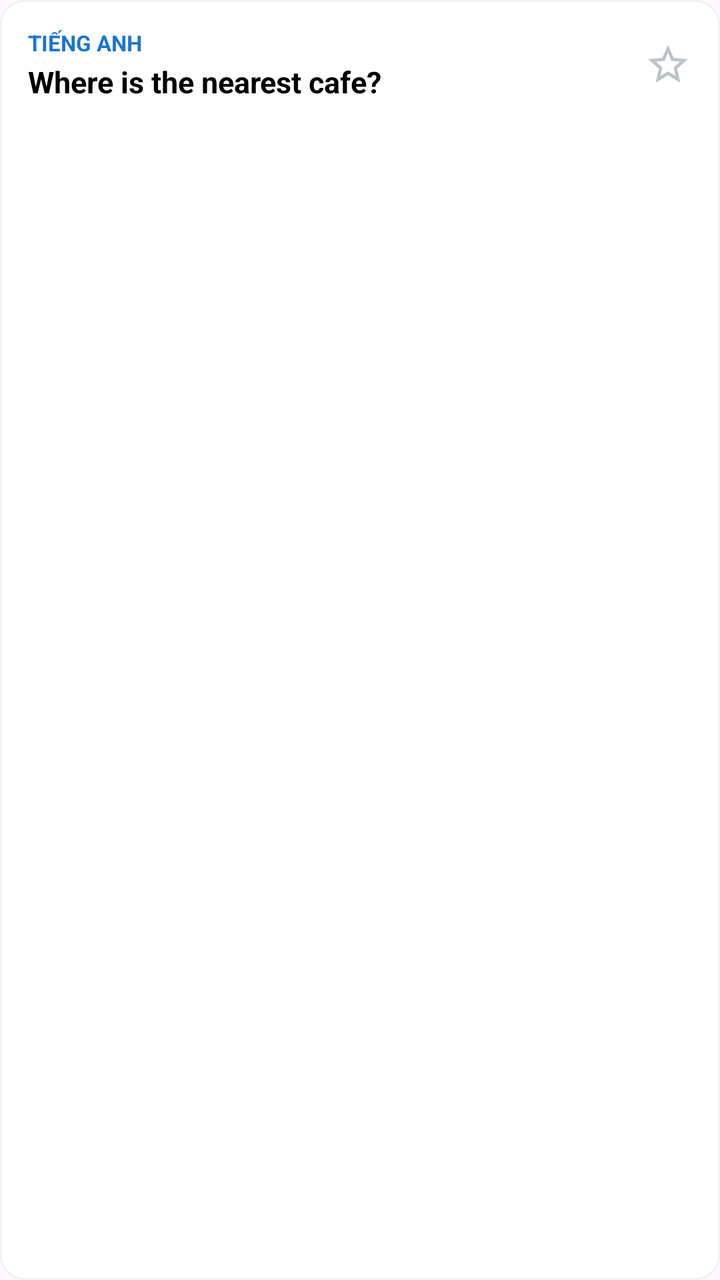
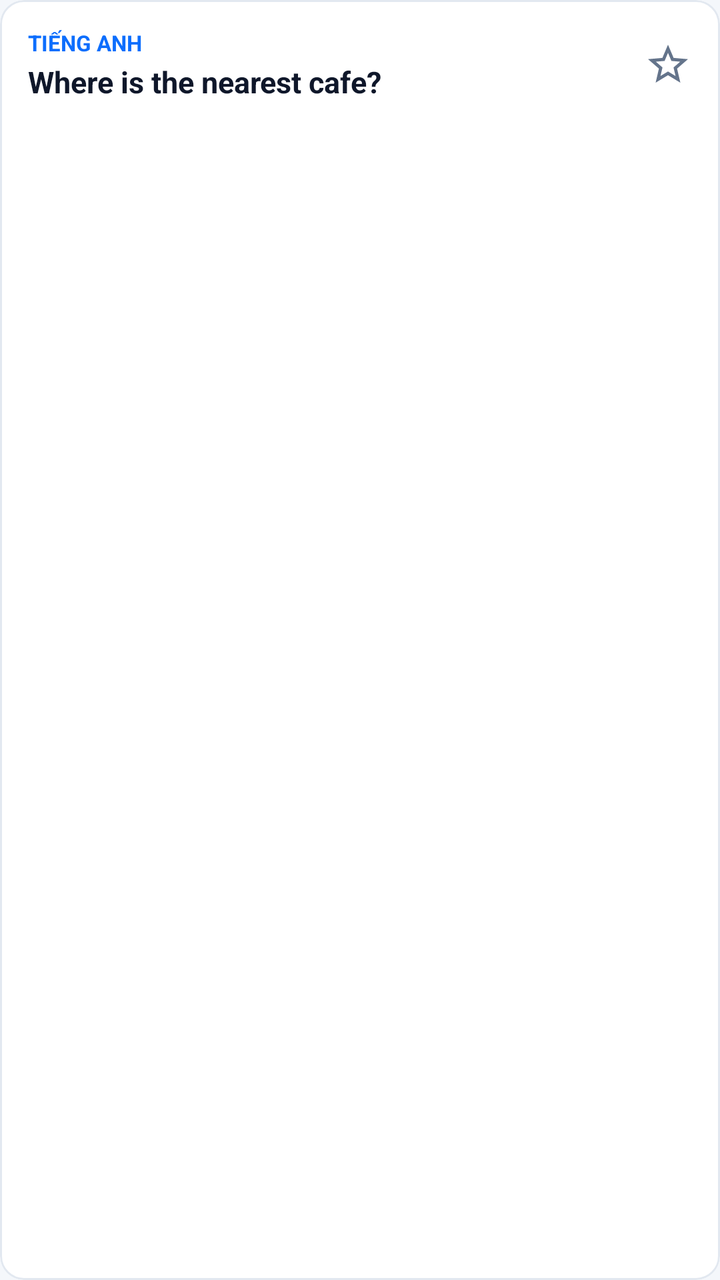

Before-and-after screenshots of an Android layout around one commit, followed by the original layout XML and the change that was made.
<!-- AndroidManifest.xml: application theme Theme.EnglishAIApp -->
<!-- res/layout/item_history.xml -->
<?xml version="1.0" encoding="utf-8"?>
<com.google.android.material.card.MaterialCardView xmlns:android="http://schemas.android.com/apk/res/android"
    xmlns:app="http://schemas.android.com/apk/res-auto"
    android:layout_width="match_parent"
    android:layout_height="wrap_content"
    android:layout_marginBottom="8dp"
    app:cardCornerRadius="12dp"
    app:cardElevation="0dp"
    app:cardBackgroundColor="#FFFFFF"
    app:strokeWidth="1dp"
    app:strokeColor="#EEF2F6">

    <RelativeLayout
        android:layout_width="match_parent"
        android:layout_height="wrap_content"
        android:padding="14dp">

        <TextView
            android:id="@+id/tvLangHeader"
            android:layout_width="wrap_content"
            android:layout_height="wrap_content"
            android:text="TIẾNG ANH"
            android:textColor="#1976D2"
            android:textSize="11sp"
            android:textStyle="bold" />

        <TextView
            android:id="@+id/tvOriginalText"
            android:layout_width="wrap_content"
            android:layout_height="wrap_content"
            android:layout_below="@id/tvLangHeader"
            android:layout_marginTop="2dp"
            android:layout_toStartOf="@id/ivFavorite"
            android:layout_alignParentStart="true"
            android:text="Where is the nearest cafe?"
            android:textColor="#000000"
            android:textSize="15sp"
            android:textStyle="bold" />

        <ImageView
            android:id="@+id/ivFavorite"
            android:layout_width="24dp"
            android:layout_height="24dp"
            android:layout_alignParentEnd="true"
            android:layout_centerVertical="true"
            android:src="@drawable/ic_star_off" />
    </RelativeLayout>
</com.google.android.material.card.MaterialCardView>
<!-- resources referenced by this layout -->
<resources>
  <!-- drawable ic_star_off (drawable) -->
  <vector xmlns:android="http://schemas.android.com/apk/res/android"
      android:width="24dp"
      android:height="24dp"
      android:viewportWidth="24"
      android:viewportHeight="24">
      <path
          android:fillColor="#BDC3C7"
          android:pathData="M22,9.24l-7.19,-0.62L12,2L9.19,8.63L2,9.24l5.46,4.73L5.82,21L12,17.27L18.18,21l-1.64,-7.03L22,9.24zM12,15.4l-3.76,2.27l1,-4.28l-3.32,-2.88l4.38,-0.38L12,6.1l1.71,4.04l4.38,0.38l-3.32,2.88l1,4.28L12,15.4z" />
  </vector>
  <style name="Theme.EnglishAIApp" parent="Theme.Material3.DayNight.NoActionBar" />
</resources>

<!-- the commit's change to res/layout/item_history.xml (unified diff, before → after) -->
@@ -6,9 +6,9 @@
     android:layout_marginBottom="8dp"
     app:cardCornerRadius="12dp"
     app:cardElevation="0dp"
-    app:cardBackgroundColor="#FFFFFF"
+    app:cardBackgroundColor="@color/app_surface"
     app:strokeWidth="1dp"
-    app:strokeColor="#EEF2F6">
+    app:strokeColor="@color/app_border">
 
     <RelativeLayout
         android:layout_width="match_parent"
@@ -20,7 +20,7 @@
             android:layout_width="wrap_content"
             android:layout_height="wrap_content"
             android:text="TIẾNG ANH"
-            android:textColor="#1976D2"
+            android:textColor="@color/app_text_accent"
             android:textSize="11sp"
             android:textStyle="bold" />
 
@@ -33,7 +33,7 @@
             android:layout_toStartOf="@id/ivFavorite"
             android:layout_alignParentStart="true"
             android:text="Where is the nearest cafe?"
-            android:textColor="#000000"
+            android:textColor="@color/app_text_primary"
             android:textSize="15sp"
             android:textStyle="bold" />
 
@@ -43,6 +43,7 @@
             android:layout_height="24dp"
             android:layout_alignParentEnd="true"
             android:layout_centerVertical="true"
-            android:src="@drawable/ic_star_off" />
+            android:src="@drawable/ic_star_off"
+            app:tint="@color/app_text_secondary" />
     </RelativeLayout>
 </com.google.android.material.card.MaterialCardView>
<!-- resource entries referenced after the edit -->
@@ -1,5 +1,10 @@
 <!-- resources referenced by this layout -->
 <resources>
+  <color name="app_border">#E2E8F0</color>
+  <color name="app_surface">#FFFFFF</color>
+  <color name="app_text_accent">#0D6EFD</color>
+  <color name="app_text_primary">#0F172A</color>
+  <color name="app_text_secondary">#64748B</color>
   <!-- drawable ic_star_off (drawable) -->
   <vector xmlns:android="http://schemas.android.com/apk/res/android"
       android:width="24dp"
@@ -10,6 +15,16 @@
           android:fillColor="#BDC3C7"
           android:pathData="M22,9.24l-7.19,-0.62L12,2L9.19,8.63L2,9.24l5.46,4.73L5.82,21L12,17.27L18.18,21l-1.64,-7.03L22,9.24zM12,15.4l-3.76,2.27l1,-4.28l-3.32,-2.88l4.38,-0.38L12,6.1l1.71,4.04l4.38,0.38l-3.32,2.88l1,4.28L12,15.4z" />
   </vector>
-  <style name="Theme.EnglishAIApp" parent="Theme.Material3.DayNight.NoActionBar" />
+  <style name="Theme.EnglishAIApp" parent="Theme.Material3.DayNight.NoActionBar">
+          <item name="android:windowBackground">@color/app_bg</item>
+          <item name="colorSurface">@color/app_surface</item>
+          <item name="colorSurfaceVariant">@color/app_surface_variant</item>
+          <item name="colorOnSurface">@color/app_text_primary</item>
+          <item name="colorOnSurfaceVariant">@color/app_text_secondary</item>
+          <item name="colorPrimary">@color/app_accent</item>
+      </style>
+  <color name="app_bg">#F4F7FB</color>
+  <color name="app_surface_variant">#F1F5F9</color>
+  <color name="app_accent">#0D6EFD</color>
 </resources>
 
